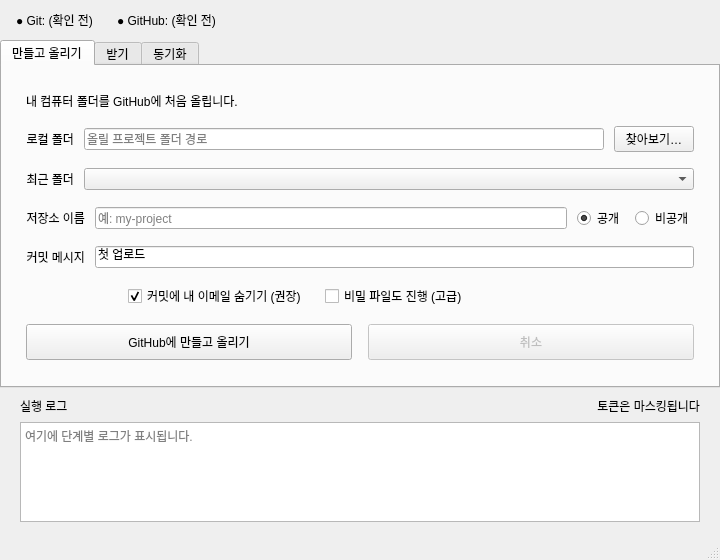
Before: the Qt Designer form ui/main_window.ui in seongbin45/CloneUp, drawn with Qt 5.
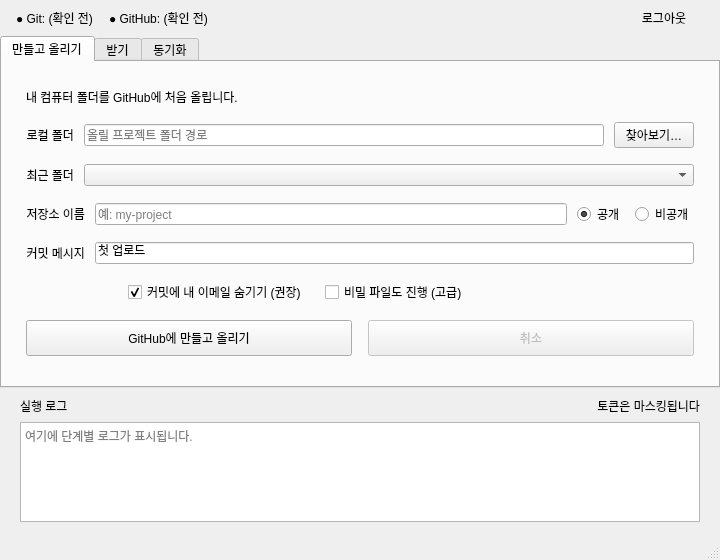
After: the same form once the commit is applied.

Commit message:
feat: add status-bar logout control for connected sessions
- Show flat 로그아웃 on the right when a GitHub key is stored
- Match status-row text style; hide when logged out

Diff of the .ui file:
```diff
--- a/ui/main_window.ui
+++ b/ui/main_window.ui
@@ -35,7 +35,7 @@
       <property name="minimumSize">
        <size>
         <width>0</width>
-        <height>40</height>
+        <height>36</height>
        </size>
       </property>
       <layout class="QHBoxLayout" name="statusLayout">
@@ -43,16 +43,16 @@
         <number>16</number>
        </property>
        <property name="topMargin">
-        <number>8</number>
+        <number>6</number>
        </property>
        <property name="rightMargin">
         <number>16</number>
        </property>
        <property name="bottomMargin">
-        <number>8</number>
+        <number>6</number>
        </property>
        <property name="spacing">
-        <number>20</number>
+        <number>12</number>
        </property>
        <item>
         <widget class="QLabel" name="labelStatusGit">
@@ -90,6 +90,25 @@
          </property>
         </spacer>
        </item>
+       <item>
+        <widget class="QPushButton" name="btnLogout">
+         <property name="text">
+          <string>로그아웃</string>
+         </property>
+         <property name="flat">
+          <bool>true</bool>
+         </property>
+         <property name="visible">
+          <bool>false</bool>
+         </property>
+         <property name="cursor">
+          <cursorShape>PointingHandCursor</cursorShape>
+         </property>
+         <property name="toolTip">
+          <string>이 컴퓨터에 저장된 GitHub 연결을 지웁니다</string>
+         </property>
+        </widget>
+       </item>
       </layout>
      </widget>
     </item>
```
Left out of the diff: 2 changed lines with no effect on the pictures. The commit also changes 2 other files.
